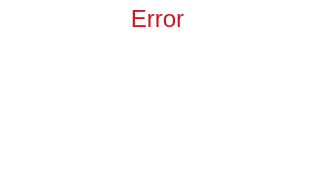
Before: the Qt Designer form src/safejumper/errordialog.ui in proxysh/Safejumper-for-Desktop, drawn with Qt 5.
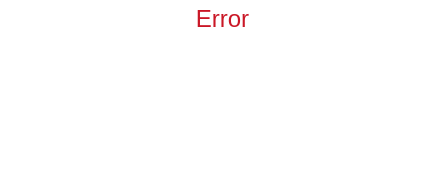
After: the same form once the commit is applied. Icons and pictures are not drawn.

The edit to the form file:
```diff
--- a/src/safejumper/errordialog.ui
+++ b/src/safejumper/errordialog.ui
@@ -9,7 +9,7 @@
    <rect>
     <x>0</x>
     <y>0</y>
-    <width>315</width>
+    <width>445</width>
     <height>175</height>
    </rect>
   </property>
@@ -218,6 +218,41 @@
         </property>
        </widget>
       </item>
+      <item row="2" column="2">
+       <widget class="QPushButton" name="reportButton">
+        <property name="sizePolicy">
+         <sizepolicy hsizetype="Fixed" vsizetype="Fixed">
+          <horstretch>0</horstretch>
+          <verstretch>0</verstretch>
+         </sizepolicy>
+        </property>
+        <property name="minimumSize">
+         <size>
+          <width>110</width>
+          <height>41</height>
+         </size>
+        </property>
+        <property name="styleSheet">
+         <string notr="true">QPushButton
+{
+	border:0px;
+	color: #ffffff;
+	border-image: url(:/imgs/b-report-norm.png);
+}
+QPushButton:hover:!pressed
+{
+	border-image: url(:/imgs/b-report-hover.png);
+}
+QPushButton:pressed
+{
+	border-image: url(:/imgs/b-report-pressed.png);
+}</string>
+        </property>
+        <property name="text">
+         <string/>
+        </property>
+       </widget>
+      </item>
      </layout>
     </widget>
    </item>
```
